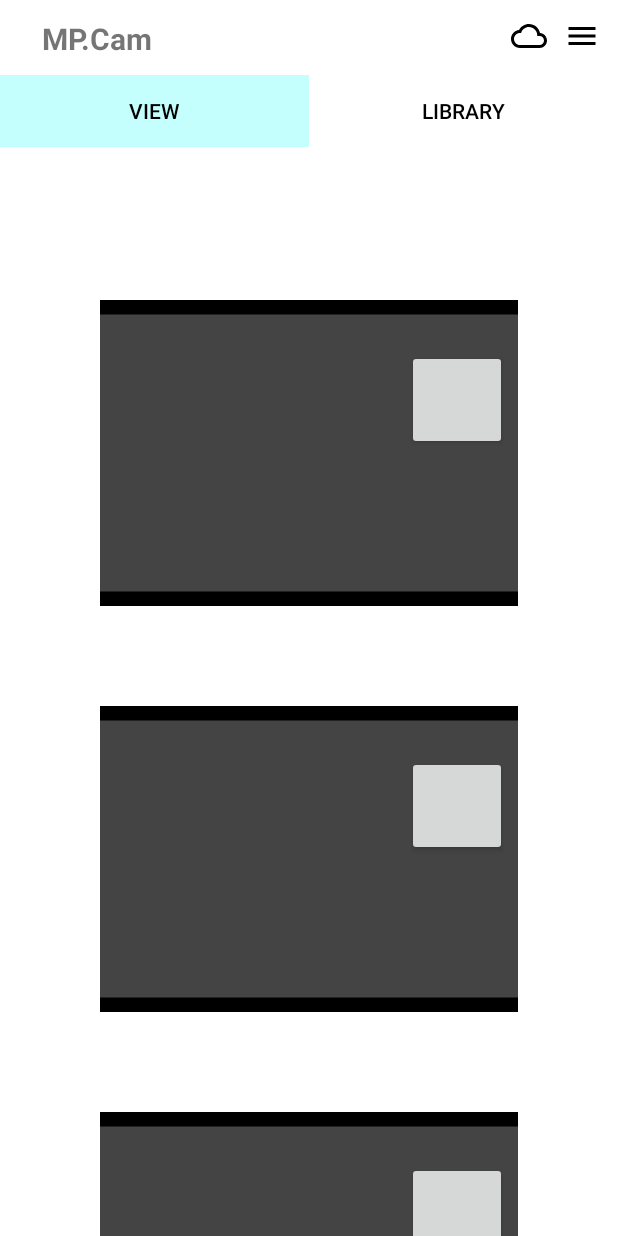
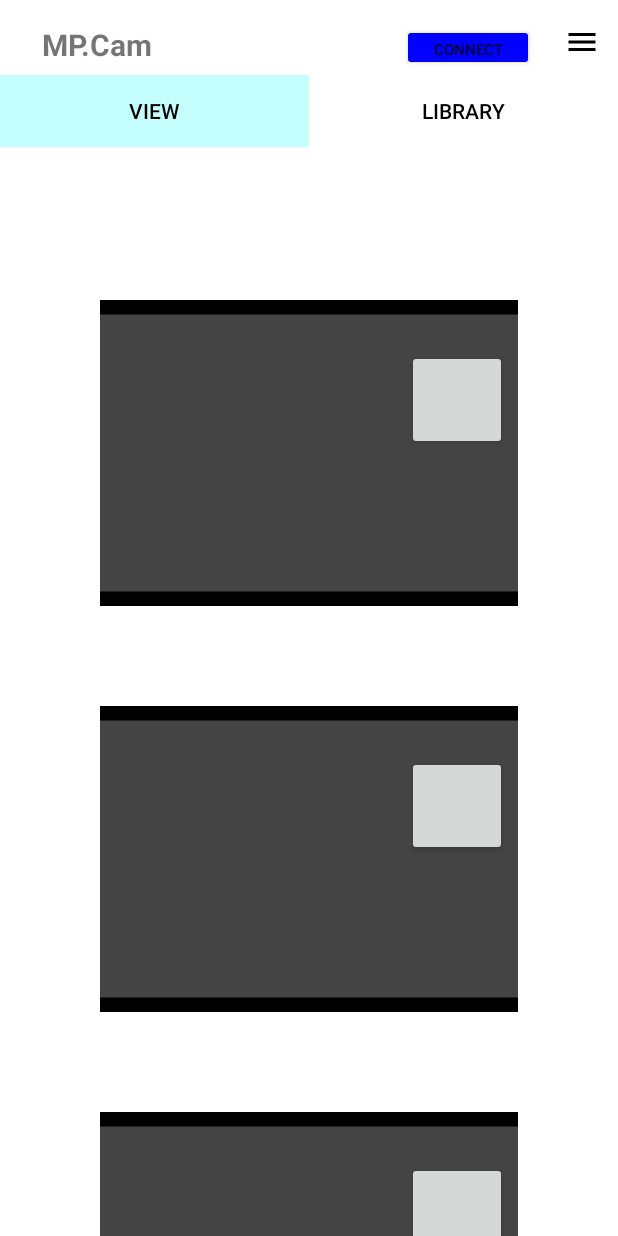
Before and after one commit to NickCoffin/Layout_Version, an Android app: the screen it shows after launch (MainActivity), on a phone screen of 412 x 824 dp. Run offline under Robolectric (Android 15) with nearby library versions, the phone set to English and light mode, and no system bars.

Commit message:
I tried to add a policy tab and a button for the connection to the database, but for some reason none of this is working and I just want to start over. I made this branch and pushed it just to show what I did. I don't intend to use this and will go back to the most recent version in main.

```diff
--- a/Android/Layout_Version/app/src/main/AndroidManifest.xml
+++ b/Android/Layout_Version/app/src/main/AndroidManifest.xml
@@ -1,6 +1,8 @@
 <?xml version="1.0" encoding="utf-8"?>
 <manifest xmlns:android="http://schemas.android.com/apk/res/android"
     xmlns:tools="http://schemas.android.com/tools">
+    <uses-permission android:name="android.permission.INTERNET"/>
+    <uses-permission android:name="android.permission.ACCESS_NETWORK_STATE"/>
 
     <application
         android:allowBackup="true"
--- a/Android/Layout_Version/app/src/main/java/com/example/layout_version/MainActivity.java
+++ b/Android/Layout_Version/app/src/main/java/com/example/layout_version/MainActivity.java
@@ -32,6 +32,8 @@ public class MainActivity extends AppCompatActivity {
 
         ImageView btn;
         Button lib;
+        Button con;
+        ImageView pol;
 
         ConstraintLayout constraintLayout = findViewById(R.id.main_layout);
         System.out.println("*******************\n\n\n" + constraintLayout);
@@ -47,6 +49,8 @@ public class MainActivity extends AppCompatActivity {
 
         btn = (ImageView) findViewById(R.id.settings);
         lib = (Button) findViewById(R.id.library);
+        con = (Button) findViewById(R.id.connect);
+        pol = (ImageView) findViewById(R.id.policy);
 
         btn.setOnClickListener(new View.OnClickListener()
         {
@@ -65,7 +69,22 @@ public class MainActivity extends AppCompatActivity {
                 startActivity(intent);
             }
         });
-
+        con.setOnClickListener(new View.OnClickListener()
+        {
+           @Override
+           public void onClick(View view) {
+               Intent intent = new Intent (MainActivity.this,Connect.class);
+               startActivity(intent);
+           }
+        });
+        pol.setOnClickListener(new View.OnClickListener()
+        {
+            @Override
+            public void onClick(View view) {
+                Intent intent = new Intent (MainActivity.this,Policy.class);
+                startActivity(intent);
+            }
+        });
     }
 
     public ConstraintLayout construct_camera_layout(ConstraintLayout main_layout){
--- a/Android/Layout_Version/app/src/main/res/layout/activity_main.xml
+++ b/Android/Layout_Version/app/src/main/res/layout/activity_main.xml
@@ -5,16 +5,19 @@
     android:id="@+id/main_layout"
     android:layout_width="match_parent"
     android:layout_height="wrap_content"
-    tools:context=".MainActivity"
-    android:background="@android:color/white">
+    android:background="@android:color/white"
+    android:backgroundTint="#03A9F4"
+    tools:context=".MainActivity">
 
     <RelativeLayout
         android:id="@+id/nav_bar_top"
         android:layout_width="match_parent"
         android:layout_height="wrap_content"
+        android:layout_marginTop="4dp"
         android:padding="12dp"
         android:translationZ="1dp"
-            app:layout_constraintTop_toTopOf="parent">
+        app:layout_constraintTop_toTopOf="parent"
+        tools:layout_editor_absoluteX="-46dp">
 
         <TextView
             android:layout_width="wrap_content"
@@ -25,18 +28,35 @@
             android:textStyle="bold" />
 
         <ImageView
-                android:layout_width="wrap_content"
-                android:layout_height="wrap_content"
-                android:layout_alignParentEnd="true"
-                android:layout_marginRight="35dp"
-                android:src="@drawable/baseline_cloud_queue_24" />
-
-            <ImageView
             android:id="@+id/settings"
             android:layout_width="wrap_content"
             android:layout_height="wrap_content"
             android:layout_alignParentEnd="true"
             android:src="@drawable/baseline_menu_24" />
+
+        <Button
+            android:id="@+id/connect"
+            android:layout_width="wrap_content"
+            android:layout_height="31dp"
+            android:layout_alignParentEnd="true"
+            android:layout_marginEnd="44dp"
+            android:layout_marginRight="10dp"
+            android:backgroundTint="#0000FF"
+            android:text="Connect"
+            android:textSize="10sp"
+            android:visibility="visible"
+            tools:visibility="visible" />
+
+        <ImageView
+            android:id="@+id/policy"
+            android:layout_width="wrap_content"
+            android:layout_height="31dp"
+            android:layout_alignParentEnd="true"
+            android:layout_marginEnd="130dp"
+            android:layout_marginRight="10dp"
+            android:backgroundTint="#0000FF"
+            android:text="View Policy"
+            android:textSize="10sp" />
 
     </RelativeLayout>
 
@@ -55,8 +75,8 @@
             android:layout_height="wrap_content"
             android:layout_weight="1"
             android:background="#c4fffd"
-            android:textColor="@color/black"
-            android:text="View" />
+            android:text="View"
+            android:textColor="@color/black" />
 
         <Button
             android:id="@+id/library"
@@ -64,12 +84,9 @@
             android:layout_height="wrap_content"
             android:layout_weight="1"
             android:background="@color/white"
-            android:textColor="@android:color/black"
-            android:text="Library" />
+            android:text="Library"
+            android:textColor="@android:color/black" />
     </LinearLayout>
 
 
-
-
-
 </androidx.constraintlayout.widget.ConstraintLayout>
```
Also changed, not shown: Android/Layout_Version/app/src/main/java/com/example/layout_version/Connect.java (added, +11 -0 lines), Android/Layout_Version/app/src/main/java/com/example/layout_version/Policy.java (added, +29 -0 lines), Android/Layout_Version/app/src/main/res/layout/policy.xml (added, +49 -0 lines). Lines whose indentation alone changed are shown as unchanged.
